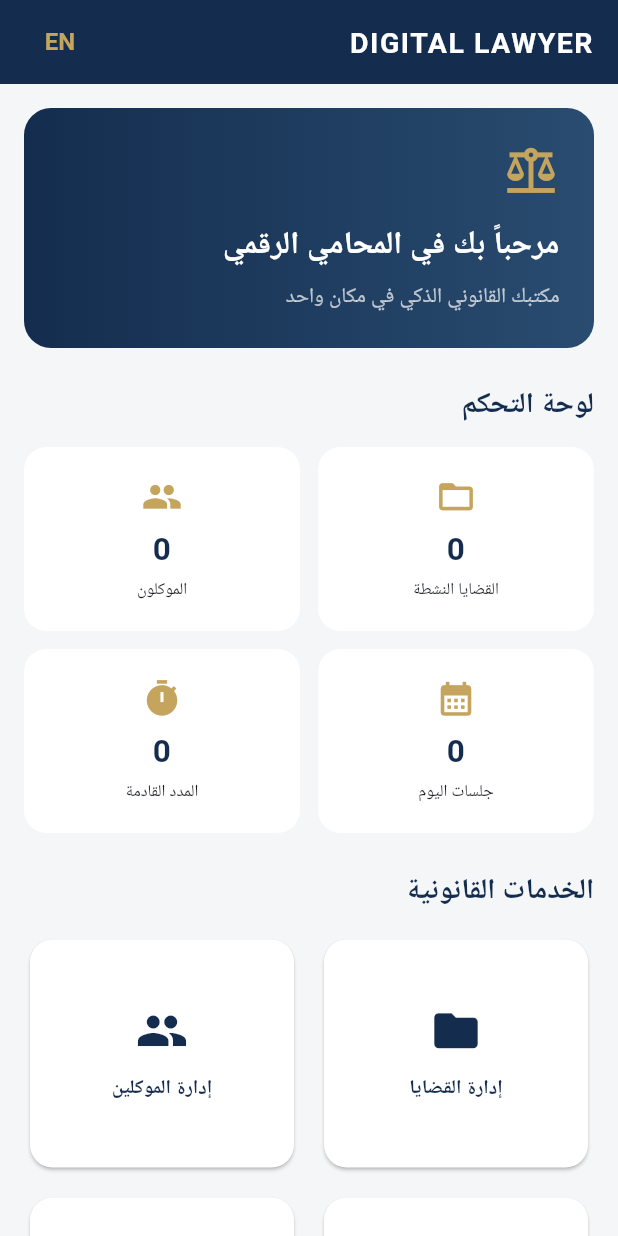
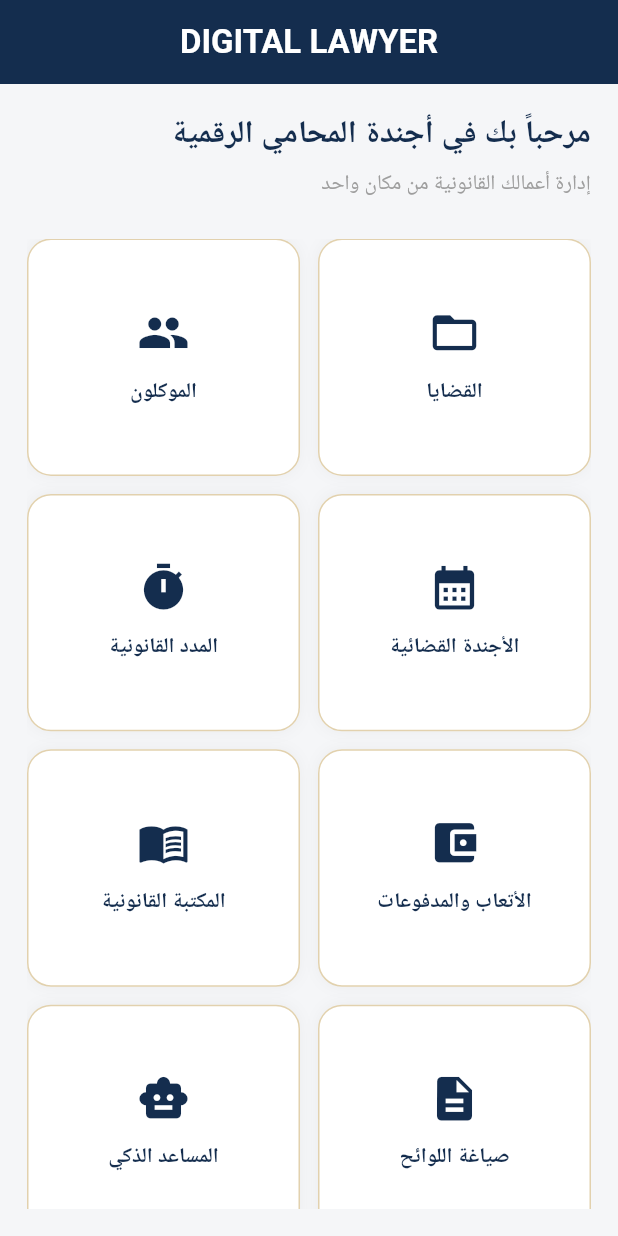
Before and after one commit to OdaiHunaifat/digital-lawyer-app, a Flutter app: the screen it shows after launch, on a phone screen of 412 x 824 dp. Run offline on Flutter 3.47's test engine with Material 3 defaults, Android fonts, the phone set to English and light mode, and no system bars; Roboto replaces fonts that are missing (Arial).

Commit message:
Refactor DigitalLawyerApp and DashboardPage structure

```diff
--- a/lib/main.dart
+++ b/lib/main.dart
@@ -3,6 +3,9 @@ import 'package:flutter/material.dart';
 void main() {
   runApp(const DigitalLawyerApp());
 }
+
+const navy = Color(0xFF142D4E);
+const gold = Color(0xFFC5A45D);
 
 class DigitalLawyerApp extends StatelessWidget {
   const DigitalLawyerApp({super.key});
@@ -11,346 +14,158 @@ class DigitalLawyerApp extends StatelessWidget {
   Widget build(BuildContext context) {
     return MaterialApp(
       debugShowCheckedModeBanner: false,
-      title: 'Digital Lawyer',
+      title: 'DIGITAL LAWYER',
       theme: ThemeData(
         useMaterial3: true,
+        colorSchemeSeed: navy,
+        scaffoldBackgroundColor: const Color(0xFFF5F6F8),
         fontFamily: 'Arial',
-        colorSchemeSeed: const Color(0xFF17365D),
       ),
       home: const DashboardPage(),
     );
   }
 }
 
-class DashboardPage extends StatefulWidget {
+class DashboardPage extends StatelessWidget {
   const DashboardPage({super.key});
-
-  @override
-  State<DashboardPage> createState() => _DashboardPageState();
-}
-
-class _DashboardPageState extends State<DashboardPage> {
-  bool isArabic = true;
-
-  final Color navy = const Color(0xFF142D4E);
-  final Color gold = const Color(0xFFC5A45D);
-
-  String t(String ar, String en) => isArabic ? ar : en;
 
   @override
   Widget build(BuildContext context) {
     return Directionality(
-      textDirection:
-          isArabic ? TextDirection.rtl : TextDirection.ltr,
+      textDirection: TextDirection.rtl,
       child: Scaffold(
-        backgroundColor: const Color(0xFFF5F6F8),
         appBar: AppBar(
           backgroundColor: navy,
           foregroundColor: Colors.white,
-          elevation: 0,
           title: const Text(
             'DIGITAL LAWYER',
-            style: TextStyle(
-              fontWeight: FontWeight.bold,
-              letterSpacing: 1,
-              fontSize: 19,
+            style: TextStyle(fontWeight: FontWeight.bold),
           ),
+          centerTitle: true,
         ),
-          actions: [
-            TextButton(
-              onPressed: () {
-                setState(() {
-                  isArabic = !isArabic;
-                });
-              },
-              child: Text(
-                isArabic ? 'EN' : 'عربي',
-                style: TextStyle(
-                  color: gold,
-                  fontWeight: FontWeight.bold,
-                  fontSize: 16,
-                ),
-              ),
-            ),
-            const SizedBox(width: 8),
-          ],
-        ),
-        body: SafeArea(
-          child: SingleChildScrollView(
-            padding: const EdgeInsets.all(16),
+        body: Padding(
+          padding: const EdgeInsets.all(18),
           child: Column(
             crossAxisAlignment: CrossAxisAlignment.start,
             children: [
-                welcomeCard(),
-                const SizedBox(height: 24),
-
-                sectionTitle(t('لوحة التحكم', 'Dashboard')),
-                const SizedBox(height: 14),
-
-                LayoutBuilder(
-                  builder: (context, constraints) {
-                    int columns =
-                        constraints.maxWidth > 600 ? 4 : 2;
-
-                    return GridView.count(
-                      crossAxisCount: columns,
-                      shrinkWrap: true,
-                      physics:
-                          const NeverScrollableScrollPhysics(),
+              const Text(
+                'مرحباً بك في أجندة المحامي الرقمية',
+                style: TextStyle(
+                  fontSize: 21,
+                  fontWeight: FontWeight.bold,
+                  color: navy,
+                ),
+              ),
+              const SizedBox(height: 8),
+              const Text(
+                'إدارة أعمالك القانونية من مكان واحد',
+                style: TextStyle(color: Colors.grey),
+              ),
+              const SizedBox(height: 25),
+              Expanded(
+                child: GridView.count(
+                  crossAxisCount: 2,
                   crossAxisSpacing: 12,
                   mainAxisSpacing: 12,
-                      childAspectRatio: 1.5,
+                  childAspectRatio: 1.15,
                   children: [
-                        statCard(
-                          t('القضايا النشطة', 'Active Cases'),
-                          '0',
+                    serviceCard(
+                      context,
+                      'القضايا',
                       Icons.folder_open,
+                      () {
+                        Navigator.push(
+                          context,
+                          MaterialPageRoute(
+                            builder: (_) => const CasesPage(),
                           ),
-                        statCard(
-                          t('الموكلون', 'Clients'),
-                          '0',
-                          Icons.people,
-                        ),
-                        statCard(
-                          t('جلسات اليوم', "Today's Hearings"),
-                          '0',
-                          Icons.calendar_month,
-                        ),
-                        statCard(
-                          t('المدد القادمة', 'Upcoming Deadlines'),
-                          '0',
-                          Icons.timer,
-                        ),
-                      ],
                         );
                       },
                     ),
-
-                const SizedBox(height: 25),
-
-                sectionTitle(t('الخدمات القانونية', 'Legal Services')),
-                const SizedBox(height: 14),
-
-                LayoutBuilder(
-                  builder: (context, constraints) {
-                    int columns =
-                        constraints.maxWidth > 600 ? 4 : 2;
-
-                    final services = [
-                      [Icons.folder, t('إدارة القضايا', 'Cases')],
-                      [Icons.people, t('إدارة الموكلين', 'Clients')],
-                      [Icons.event, t('الأجندة القضائية', 'Calendar')],
-                      [Icons.timer, t('المدد القانونية', 'Deadlines')],
-                      [
+                    serviceCard(
+                      context,
+                      'الموكلون',
+                      Icons.people,
+                      () => comingSoon(context),
+                    ),
+                    serviceCard(
+                      context,
+                      'الأجندة القضائية',
+                      Icons.calendar_month,
+                      () => comingSoon(context),
+                    ),
+                    serviceCard(
+                      context,
+                      'المدد القانونية',
+                      Icons.timer,
+                      () => comingSoon(context),
+                    ),
+                    serviceCard(
+                      context,
+                      'الأتعاب والمدفوعات',
                       Icons.account_balance_wallet,
-                        t('الأتعاب المالية', 'Legal Fees')
+                      () => comingSoon(context),
+                    ),
+                    serviceCard(
+                      context,
+                      'المكتبة القانونية',
+                      Icons.menu_book,
+                      () => comingSoon(context),
+                    ),
+                    serviceCard(
+                      context,
+                      'صياغة اللوائح',
+                      Icons.description,
+                      () => comingSoon(context),
+                    ),
+                    serviceCard(
+                      context,
+                      'المساعد الذكي',
+                      Icons.smart_toy,
+                      () => comingSoon(context),
+                    ),
                   ],
-                      [
-                        Icons.menu_book,
-                        t('المكتبة القانونية', 'Law Library')
-                      ],
-                      [
-                        Icons.description,
-                        t('صياغة اللوائح', 'Legal Drafting')
-                      ],
-                      [
-                        Icons.smart_toy,
-                        t('المساعد الذكي', 'AI Assistant')
-                      ],
-                    ];
-
-                    return GridView.builder(
-                      shrinkWrap: true,
-                      physics:
-                          const NeverScrollableScrollPhysics(),
-                      itemCount: services.length,
-                      gridDelegate:
-                          SliverGridDelegateWithFixedCrossAxisCount(
-                        crossAxisCount: columns,
-                        crossAxisSpacing: 12,
-                        mainAxisSpacing: 12,
-                        childAspectRatio: 1.15,
-                      ),
-                      itemBuilder: (context, index) {
-                        return serviceCard(
-                          services[index][0] as IconData,
-                          services[index][1] as String,
-                        );
-                      },
-                    );
-                  },
-                ),
-
-                const SizedBox(height: 25),
-
-                sectionTitle(
-                  t('آخر التحديثات', 'Recent Activity'),
-                ),
-
-                const SizedBox(height: 12),
-
-                Container(
-                  width: double.infinity,
-                  padding: const EdgeInsets.all(20),
-                  decoration: BoxDecoration(
-                    color: Colors.white,
-                    borderRadius: BorderRadius.circular(15),
-                  ),
-                  child: Text(
-                    t(
-                      'لا توجد تحديثات حتى الآن',
-                      'No recent activity',
-                    ),
-                    textAlign: TextAlign.center,
-                    style: const TextStyle(
-                      color: Colors.grey,
-                      fontSize: 14,
-                    ),
-                  ),
-                ),
-
-                const SizedBox(height: 25),
-
-                Center(
-                  child: Text(
-                    'DIGITAL LAWYER © 2026',
-                    style: TextStyle(
-                      color: navy,
-                      fontWeight: FontWeight.bold,
-                      fontSize: 12,
-                    ),
                 ),
               ),
             ],
           ),
         ),
       ),
-      ),
     );
   }
 
-  Widget welcomeCard() {
-    return Container(
-      width: double.infinity,
-      padding: const EdgeInsets.all(23),
+  Widget serviceCard(
+    BuildContext context,
+    String title,
+    IconData icon,
+    VoidCallback onTap,
+  ) {
+    return InkWell(
+      onTap: onTap,
+      borderRadius: BorderRadius.circular(16),
+      child: Container(
         decoration: BoxDecoration(
-        gradient: LinearGradient(
-          colors: [navy, const Color(0xFF294C70)],
-        ),
-        borderRadius: BorderRadius.circular(18),
-      ),
-      child: Column(
-        crossAxisAlignment: CrossAxisAlignment.start,
-        children: [
-          Icon(
-            Icons.balance,
-            color: gold,
-            size: 38,
-          ),
-          const SizedBox(height: 15),
-          Text(
-            t('مرحباً بك في المحامي الرقمي',
-                'Welcome to Digital Lawyer'),
-            style: const TextStyle(
           color: Colors.white,
-              fontSize: 21,
-              fontWeight: FontWeight.bold,
-            ),
-          ),
-          const SizedBox(height: 9),
-          Text(
-            t(
-              'مكتبك القانوني الذكي في مكان واحد',
-              'Your smart legal office in one place',
-            ),
-            style: const TextStyle(
-              color: Colors.white70,
-              fontSize: 14,
-            ),
+          borderRadius: BorderRadius.circular(16),
+          border: Border.all(color: gold.withOpacity(0.5)),
+          boxShadow: [
+            BoxShadow(
+              color: Colors.black.withOpacity(0.04),
+              blurRadius: 8,
             ),
           ],
-      ),
-    );
-  }
-
-  Widget sectionTitle(String title) {
-    return Text(
-      title,
-      style: TextStyle(
-        color: navy,
-        fontSize: 19,
-        fontWeight: FontWeight.bold,
-      ),
-    );
-  }
-
-  Widget statCard(String title, String value, IconData icon) {
-    return Container(
-      padding: const EdgeInsets.all(12),
-      decoration: BoxDecoration(
-        color: Colors.white,
-        borderRadius: BorderRadius.circular(15),
         ),
         child: Column(
           mainAxisAlignment: MainAxisAlignment.center,
           children: [
-          Icon(icon, color: gold, size: 27),
-          const SizedBox(height: 7),
+            Icon(icon, size: 35, color: navy),
+            const SizedBox(height: 12),
             Text(
-            value,
-            style: TextStyle(
-              color: navy,
-              fontWeight: FontWeight.bold,
-              fontSize: 21,
-            ),
-          ),
-          const SizedBox(height: 4),
-          Flexible(
-            child: Text(
               title,
               textAlign: TextAlign.center,
-              style: const TextStyle(fontSize: 11),
-            ),
-          ),
-        ],
-      ),
-    );
-  }
-
-  Widget serviceCard(IconData icon, String title) {
-    return Card(
-      elevation: 1,
-      color: Colors.white,
-      shape: RoundedRectangleBorder(
-        borderRadius: BorderRadius.circular(15),
-      ),
-      child: InkWell(
-        borderRadius: BorderRadius.circular(15),
-        onTap: () {
-          ScaffoldMessenger.of(context).showSnackBar(
-            SnackBar(
-              content: Text(
-                t('سيتم تطوير هذه الخدمة قريباً',
-                    'This service is coming soon'),
-              ),
-            ),
-          );
-        },
-        child: Column(
-          mainAxisAlignment: MainAxisAlignment.center,
-          children: [
-            Icon(icon, color: navy, size: 35),
-            const SizedBox(height: 12),
-            Padding(
-              padding: const EdgeInsets.symmetric(horizontal: 5),
-              child: Text(
-                title,
-                textAlign: TextAlign.center,
-                style: TextStyle(
+              style: const TextStyle(
+                fontWeight: FontWeight.bold,
                 color: navy,
-                  fontWeight: FontWeight.bold,
-                  fontSize: 13,
-                ),
               ),
             ),
           ],
@@ -358,4 +173,165 @@ class _DashboardPageState extends State<DashboardPage> {
       ),
     );
   }
+
+  void comingSoon(BuildContext context) {
+    ScaffoldMessenger.of(context).showSnackBar(
+      const SnackBar(content: Text('سيتم تطوير هذه الخدمة قريباً')),
+    );
   }
+}
+
+class CasesPage extends StatefulWidget {
+  const CasesPage({super.key});
+
+  @override
+  State<CasesPage> createState() => _CasesPageState();
+}
+
+class _CasesPageState extends State<CasesPage> {
+  final List<Map<String, String>> cases = [];
+
+  void addCase() {
+    final numberController = TextEditingController();
+    final clientController = TextEditingController();
+    final courtController = TextEditingController();
+    final subjectController = TextEditingController();
+
+    showDialog(
+      context: context,
+      builder: (dialogContext) {
+        return Directionality(
+          textDirection: TextDirection.rtl,
+          child: AlertDialog(
+            title: const Text('إضافة قضية جديدة'),
+            content: SingleChildScrollView(
+              child: Column(
+                mainAxisSize: MainAxisSize.min,
+                children: [
+                  field(numberController, 'رقم القضية'),
+                  field(clientController, 'اسم الموكل'),
+                  field(courtController, 'المحكمة'),
+                  field(subjectController, 'موضوع القضية'),
+                ],
+              ),
+            ),
+            actions: [
+              TextButton(
+                onPressed: () => Navigator.pop(dialogContext),
+                child: const Text('إلغاء'),
+              ),
+              ElevatedButton(
+                onPressed: () {
+                  if (numberController.text.trim().isEmpty ||
+                      clientController.text.trim().isEmpty) {
+                    return;
+                  }
+
+                  setState(() {
+                    cases.add({
+                      'number': numberController.text.trim(),
+                      'client': clientController.text.trim(),
+                      'court': courtController.text.trim(),
+                      'subject': subjectController.text.trim(),
+                    });
+                  });
+
+                  Navigator.pop(dialogContext);
+                },
+                child: const Text('حفظ القضية'),
+              ),
+            ],
+          ),
+        );
+      },
+    );
+  }
+
+  Widget field(TextEditingController controller, String label) {
+    return Padding(
+      padding: const EdgeInsets.only(bottom: 12),
+      child: TextField(
+        controller: controller,
+        decoration: InputDecoration(
+          labelText: label,
+          border: const OutlineInputBorder(),
+        ),
+      ),
+    );
+  }
+
+  @override
+  Widget build(BuildContext context) {
+    return Directionality(
+      textDirection: TextDirection.rtl,
+      child: Scaffold(
+        appBar: AppBar(
+          title: const Text('إدارة القضايا'),
+          backgroundColor: navy,
+          foregroundColor: Colors.white,
+        ),
+        floatingActionButton: FloatingActionButton.extended(
+          onPressed: addCase,
+          backgroundColor: navy,
+          foregroundColor: Colors.white,
+          icon: const Icon(Icons.add),
+          label: const Text('إضافة قضية'),
+        ),
+        body: cases.isEmpty
+            ? const Center(
+                child: Column(
+                  mainAxisAlignment: MainAxisAlignment.center,
+                  children: [
+                    Icon(Icons.folder_open, size: 65, color: gold),
+                    SizedBox(height: 15),
+                    Text(
+                      'لا توجد قضايا حتى الآن',
+                      style: TextStyle(fontSize: 17),
+                    ),
+                    SizedBox(height: 5),
+                    Text(
+                      'اضغط على إضافة قضية للبدء',
+                      style: TextStyle(color: Colors.grey),
+                    ),
+                  ],
+                ),
+              )
+            : ListView.builder(
+                padding: const EdgeInsets.all(12),
+                itemCount: cases.length,
+                itemBuilder: (context, index) {
+                  final item = cases[index];
+
+                  return Card(
+                    margin: const EdgeInsets.only(bottom: 12),
+                    child: ListTile(
+                      leading: const CircleAvatar(
+                        backgroundColor: navy,
+                        child: Icon(Icons.folder, color: Colors.white),
+                      ),
+                      title: Text(
+                        'قضية رقم ${item['number']}',
+                        style: const TextStyle(fontWeight: FontWeight.bold),
+                      ),
+                      subtitle: Text(
+                        'الموكل: ${item['client']}\n'
+                        'المحكمة: ${item['court']}\n'
+                        'الموضوع: ${item['subject']}',
+                      ),
+                      isThreeLine: true,
+                      trailing: IconButton(
+                        icon: const Icon(Icons.delete_outline, color: Colors.red),
+                        onPressed: () {
+                          setState(() {
+                            cases.removeAt(index);
+                          });
+                        },
+                      ),
+                    ),
+                  );
+                },
+              ),
+      ),
+    );
+  }
+}
```
Lines whose indentation alone changed are shown as unchanged.
